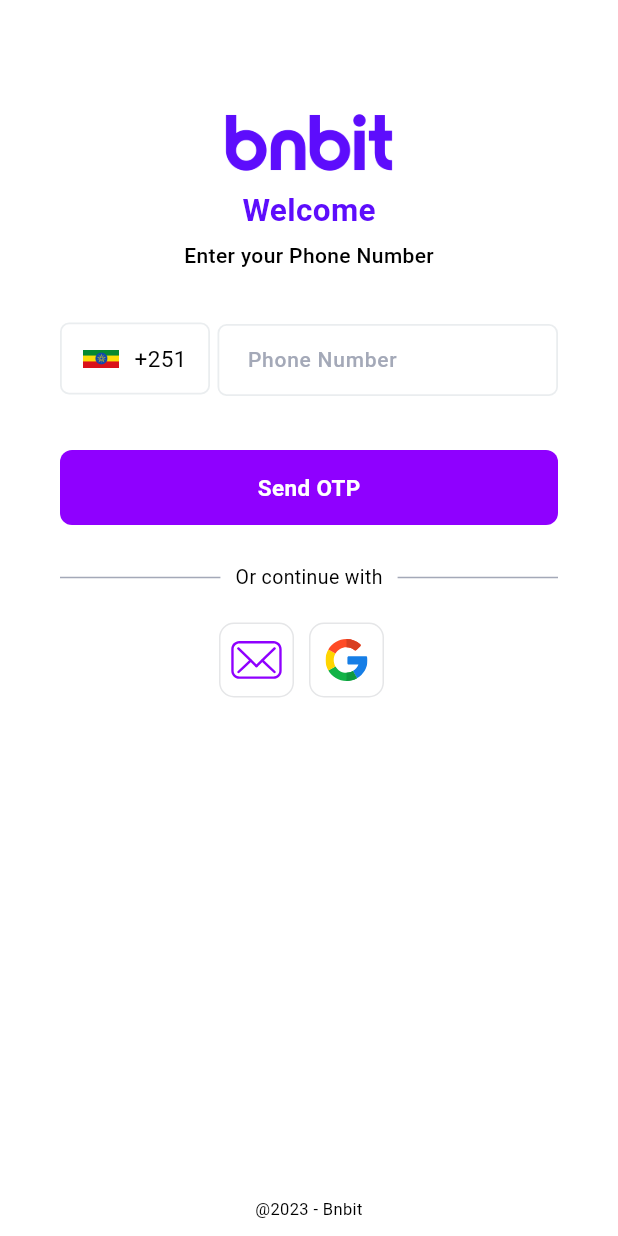
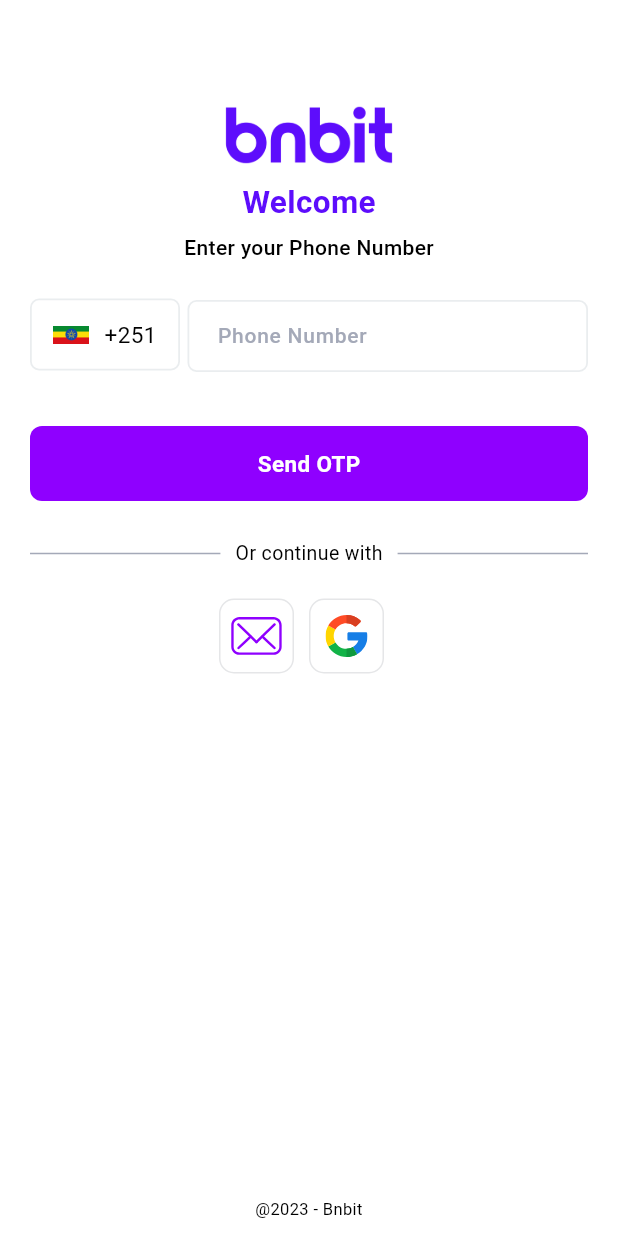
Before and after one commit to EshetuLucas/bnbit, a Flutter app: the LoginView screen opened directly, on a phone screen of 412 x 824 dp. Run offline on Flutter 3.47's test engine with Material 3 defaults, Android fonts, the phone set to English and light mode, and no system bars; our stand-ins replace cached_network_image, carousel_slider, device_info_plus, dio, dotted_border, email_validator and 21 more; missing offline and left inert: location_geocoder, move_to_background, places_service, stacked_firebase_auth; accounts and stored records are empty; Roboto replaces fonts that are missing (OpenSans); project files that could hold a hidden picture were left out.

Commit message:
Updates view and viewmodel

```diff
--- a/lib/ui/views/login_view/login_view.dart
+++ b/lib/ui/views/login_view/login_view.dart
@@ -7,7 +7,6 @@ import 'package:bnbit_app/ui/widgets/input_error_message.dart';
 import 'package:bnbit_app/ui/widgets/input_field.dart';
 import 'package:bnbit_app/utils/asset_helper.dart';
 import 'package:flutter/material.dart';
-import 'package:flutter/services.dart';
 import 'package:bnbit_app/ui/widgets/spinner.dart';
 import 'package:stacked/stacked.dart';
 import 'package:stacked/stacked_annotations.dart';
@@ -66,18 +65,15 @@ class LoginView extends StatelessWidget with $LoginView {
                       padding: appSymmetricEdgePadding,
                       child: Column(
                         children: [
-                          verticalSpaceTiny,
                           Column(
                             children: [
                               const _HeaderSection(),
-                              verticalSpaceMedium,
-                              Padding(
-                                padding: appSymmetricEdgePadding,
-                                child: Center(
+                              verticalSpaceSmall,
+                              verticalSpace(4),
+                              Center(
                                 child: Column(
                                   mainAxisSize: MainAxisSize.min,
-                                    crossAxisAlignment:
-                                        CrossAxisAlignment.start,
+                                  crossAxisAlignment: CrossAxisAlignment.start,
                                   children: [
                                     verticalSpaceSmall,
                                     Row(
@@ -100,8 +96,7 @@ class LoginView extends StatelessWidget with $LoginView {
                                                     right: 10,
                                                   ),
                                                   child: Container(
-                                                      alignment:
-                                                          Alignment.center,
+                                                    alignment: Alignment.center,
                                                     child: Row(
                                                       mainAxisSize:
                                                           MainAxisSize.min,
@@ -119,13 +114,13 @@ class LoginView extends StatelessWidget with $LoginView {
                                                             model
                                                                 .selectedCountry
                                                                 .dialCode,
-                                                              style: ktsDarkGreyTextStyle(
+                                                            style:
+                                                                ktsDarkGreyTextStyle(
                                                                         context)
                                                                     .copyWith(
                                                                         fontSize:
                                                                             15),
-                                                              textAlign:
-                                                                  TextAlign
+                                                            textAlign: TextAlign
                                                                 .center,
                                                           ),
                                                         ),
@@ -150,8 +145,7 @@ class LoginView extends StatelessWidget with $LoginView {
                                             controller: phoneNumberController,
                                             maxLine: 1,
                                             hasFocusedBorder: true,
-                                              textInputType:
-                                                  TextInputType.phone,
+                                            textInputType: TextInputType.phone,
                                             isReadOnly: model.isBusy,
                                             nextFocusNode:
                                                 FocusScope.of(context),
@@ -163,8 +157,8 @@ class LoginView extends StatelessWidget with $LoginView {
                                     if (model.phoneNumberValidationMessage
                                         .isNotEmpty)
                                       ValidationMessage(
-                                          title: model
-                                              .phoneNumberValidationMessage,
+                                        title:
+                                            model.phoneNumberValidationMessage,
                                       ),
                                     verticalSpaceMedium,
                                     verticalSpaceSmall,
@@ -173,8 +167,8 @@ class LoginView extends StatelessWidget with $LoginView {
                                         children: <Widget>[
                                           Text(
                                             model.apiValidationMessage!,
-                                              style: ktsWhiteSmallTextStyle(
-                                                      context)
+                                            style:
+                                                ktsWhiteSmallTextStyle(context)
                                                     .copyWith(
                                                         color: Colors.red
                                                             .withOpacity(0.8)),
@@ -193,8 +187,9 @@ class LoginView extends StatelessWidget with $LoginView {
                                     ),
                                     verticalSpaceMedium,
                                     Padding(
-                                        padding: const EdgeInsetsDirectional
-                                            .fromSTEB(0, 0, 0, 20),
+                                      padding:
+                                          const EdgeInsetsDirectional.fromSTEB(
+                                              0, 0, 0, 20),
                                       child: SizedBox(
                                         height: 20,
                                         child: Row(
@@ -215,8 +210,8 @@ class LoginView extends StatelessWidget with $LoginView {
                                               width: 10,
                                             ),
                                             Text('Or continue with',
-                                                  style: ktsSmall(context)
-                                                      .copyWith(
+                                                style:
+                                                    ktsSmall(context).copyWith(
                                                   color: Theme.of(context)
                                                       .colorScheme
                                                       .onPrimary,
@@ -241,8 +236,8 @@ class LoginView extends StatelessWidget with $LoginView {
                                     Column(
                                       children: [
                                         SocialloginWidget(
-                                            onGoogleSign:
-                                                model.signInWithGoogle,
+                                          onEmailSign: model.onEmailSignIn,
+                                          onGoogleSign: model.signInWithGoogle,
                                           onAppleSign:
                                               model.useAppleAuthentication,
                                           isAppleSignInAvailable:
@@ -260,7 +255,6 @@ class LoginView extends StatelessWidget with $LoginView {
                                       ],
                                     ),
                                   ],
-                                  ),
                                 ),
                               ),
                               verticalSpaceSmall,
@@ -289,9 +283,9 @@ class _HeaderSection extends ViewModelWidget<LoginViewModel> {
   Widget build(BuildContext context, LoginViewModel viewModel) {
     return Column(
       children: [
-        Row(
+        const Row(
           children: [
-            const SizedBox(
+            SizedBox(
               height: 45,
               width: 100,
               // child: SvgBuilder(
@@ -306,7 +300,7 @@ class _HeaderSection extends ViewModelWidget<LoginViewModel> {
             //     color: Theme.of(context).colorScheme. primary,
             //   ),
             // ),
-            const Spacer(),
+            Spacer(),
           ],
         ),
         verticalSpaceMedium,
```
Also changed, not shown: lib/ui/views/login_view/login_viewmodel.dart (+13 -1 lines). Lines whose indentation alone changed are shown as unchanged.
